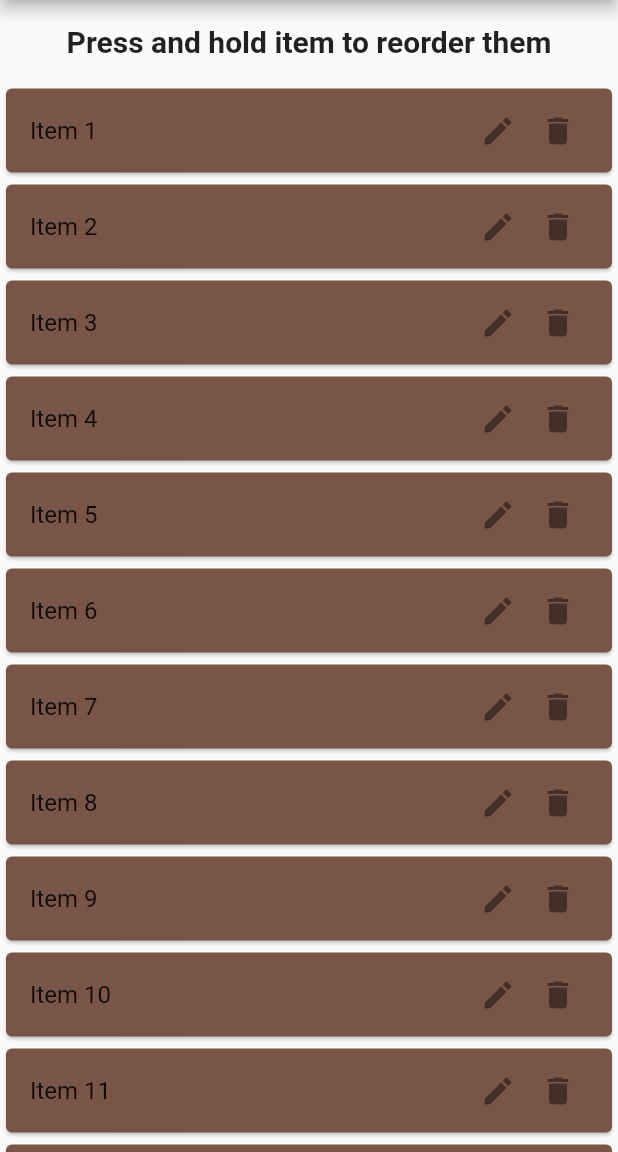
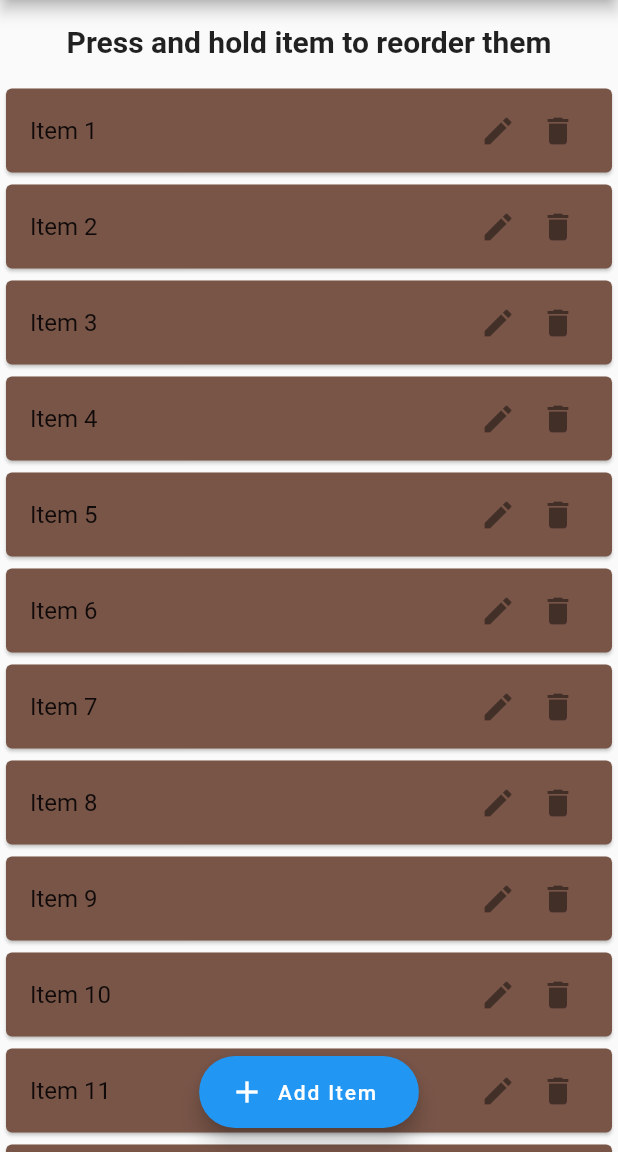
Before and after one commit to sssloba/flutter-widgets-demo, a Flutter app: the Reorderables screen opened directly, on a phone screen of 412 x 824 dp, the part 84-1236 px from its top. Run offline on Flutter 3.47's test engine with Material 2 defaults, Android fonts, the phone set to English and light mode, and no system bars.

Commit message:
reorderable-list-add-item-button

```diff
--- a/lib/screens/reorderables.dart
+++ b/lib/screens/reorderables.dart
@@ -3,6 +3,7 @@ import 'dart:math';
 import 'package:flutter/material.dart';
 import 'package:flutter_widgets_demo/widgets/app_drawer.dart';
 import 'package:flutter_widgets_demo/widgets/edit_text_dialog.dart';
+import 'package:uuid/uuid.dart';
 
 class Reorderables extends StatefulWidget {
   const Reorderables({Key? key}) : super(key: key);
@@ -13,15 +14,14 @@ class Reorderables extends StatefulWidget {
 
 class _ReorderablesState extends State<Reorderables> {
   final List<_ReorderableItem> reordableList = <_ReorderableItem>[];
-  final List<String> titles = <String>[];
 
   @override
   void initState() {
     super.initState();
     for (int i = 0; i < 12; i++) {
-      final ValueKey key = ValueKey(i);
+      final uuid = const Uuid().v1();
+      final ValueKey key = ValueKey(uuid);
       String title = 'Item ${i + 1}';
-      titles.add('Item ${i + 1}');
       reordableList.add(_ReorderableItem(
         key: key,
         title: title,
@@ -65,6 +65,36 @@ class _ReorderablesState extends State<Reorderables> {
           });
         },
       ),
+      floatingActionButton: FloatingActionButton.extended(
+        onPressed: () {
+          setState(() {
+            final uuid = const Uuid().v1();
+            final ValueKey key = ValueKey(uuid);
+            String title = 'Item ${reordableList.length + 1}';
+            reordableList.add(_ReorderableItem(
+              key: key,
+              title: title,
+              onDelete: () {
+                setState(() {
+                  reordableList.removeWhere((element) => element.key == key);
+                });
+              },
+            ));
+          });
+        },
+        label: Row(
+          children: const [
+            Icon(
+              Icons.add,
+            ),
+            Padding(
+              padding: EdgeInsets.all(8.0),
+              child: Text('Add Item'),
+            )
+          ],
+        ),
+      ),
+      floatingActionButtonLocation: FloatingActionButtonLocation.centerFloat,
     );
   }
 }
--- a/pubspec.yaml
+++ b/pubspec.yaml
@@ -34,6 +34,7 @@ dependencies:
   # The following adds the Cupertino Icons font to your application.
   # Use with the CupertinoIcons class for iOS style icons.
   cupertino_icons: ^1.0.2
+  uuid: ^3.0.6
 
 dev_dependencies:
   flutter_test:
```
Also changed, not shown: pubspec.lock.
